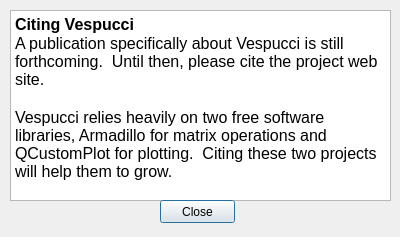
Above: citationdialog.ui from VespucciProject/Vespucci before the change. Below: the same form after it.
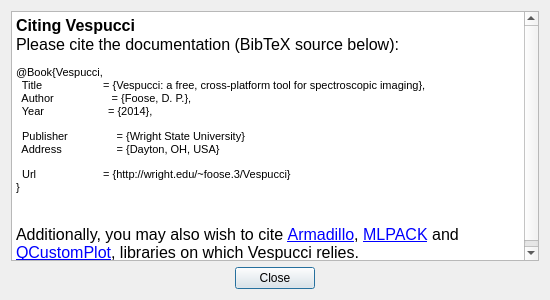
That is the form after the change.

```diff
--- a/citationdialog.ui
+++ b/citationdialog.ui
@@ -6,46 +6,65 @@
    <rect>
     <x>0</x>
     <y>0</y>
-    <width>400</width>
-    <height>237</height>
+    <width>550</width>
+    <height>300</height>
    </rect>
   </property>
   <property name="windowTitle">
    <string>Dialog</string>
   </property>
-  <widget class="QTextBrowser" name="textBrowser">
-   <property name="geometry">
-    <rect>
-     <x>10</x>
-     <y>10</y>
-     <width>381</width>
-     <height>191</height>
-    </rect>
-   </property>
-   <property name="html">
-    <string>&lt;!DOCTYPE HTML PUBLIC &quot;-//W3C//DTD HTML 4.0//EN&quot; &quot;http://www.w3.org/TR/REC-html40/strict.dtd&quot;&gt;
+  <layout class="QGridLayout" name="gridLayout">
+   <item row="1" column="0">
+    <spacer name="horizontalSpacer">
+     <property name="orientation">
+      <enum>Qt::Horizontal</enum>
+     </property>
+     <property name="sizeHint" stdset="0">
+      <size>
+       <width>40</width>
+       <height>20</height>
+      </size>
+     </property>
+    </spacer>
+   </item>
+   <item row="1" column="1">
+    <widget class="QPushButton" name="pushButton">
+     <property name="text">
+      <string>Close</string>
+     </property>
+    </widget>
+   </item>
+   <item row="1" column="2">
+    <spacer name="horizontalSpacer_2">
+     <property name="orientation">
+      <enum>Qt::Horizontal</enum>
+     </property>
+     <property name="sizeHint" stdset="0">
+      <size>
+       <width>144</width>
+       <height>20</height>
+      </size>
+     </property>
+    </spacer>
+   </item>
+   <item row="0" column="0" colspan="3">
+    <widget class="QTextBrowser" name="textBrowser">
+     <property name="html">
+      <string>&lt;!DOCTYPE HTML PUBLIC &quot;-//W3C//DTD HTML 4.0//EN&quot; &quot;http://www.w3.org/TR/REC-html40/strict.dtd&quot;&gt;
 &lt;html&gt;&lt;head&gt;&lt;meta name=&quot;qrichtext&quot; content=&quot;1&quot; /&gt;&lt;style type=&quot;text/css&quot;&gt;
 p, li { white-space: pre-wrap; }
 &lt;/style&gt;&lt;/head&gt;&lt;body style=&quot; font-family:'MS Shell Dlg 2'; font-size:8.25pt; font-weight:400; font-style:normal;&quot;&gt;
 &lt;p style=&quot; margin-top:0px; margin-bottom:0px; margin-left:0px; margin-right:0px; -qt-block-indent:0; text-indent:0px;&quot;&gt;&lt;span style=&quot; font-size:12pt; font-weight:600;&quot;&gt;Citing Vespucci&lt;/span&gt;&lt;/p&gt;
-&lt;p style=&quot; margin-top:0px; margin-bottom:0px; margin-left:0px; margin-right:0px; -qt-block-indent:0; text-indent:0px;&quot;&gt;&lt;span style=&quot; font-size:12pt;&quot;&gt;A publication specifically about Vespucci is still forthcoming.  Until then, please cite the project web site.&lt;/span&gt;&lt;/p&gt;
+&lt;p style=&quot; margin-top:0px; margin-bottom:0px; margin-left:0px; margin-right:0px; -qt-block-indent:0; text-indent:0px;&quot;&gt;&lt;span style=&quot; font-size:12pt;&quot;&gt;Please cite the documentation (BibTeX source below):&lt;/span&gt;&lt;/p&gt;
+&lt;p style=&quot; margin-top:12px; margin-bottom:12px; margin-left:0px; margin-right:0px; -qt-block-indent:0; text-indent:0px;&quot;&gt;&lt;span style=&quot; font-family:'Courier New,courier'; font-size:8pt;&quot;&gt;@Book{Vespucci, &lt;br /&gt;  Title                    = {Vespucci: a free, cross-platform tool for spectroscopic imaging}, &lt;br /&gt;  Author                   = {Foose, D. P.}, &lt;br /&gt;  Year                     = {2014}, &lt;/span&gt;&lt;/p&gt;
+&lt;p style=&quot; margin-top:12px; margin-bottom:12px; margin-left:0px; margin-right:0px; -qt-block-indent:0; text-indent:0px;&quot;&gt;&lt;span style=&quot; font-family:'Courier New,courier'; font-size:8pt;&quot;&gt;  Publisher                = {Wright State University}&lt;br /&gt;  Address                  = {Dayton, OH, USA}&lt;/span&gt;&lt;/p&gt;
+&lt;p style=&quot; margin-top:12px; margin-bottom:12px; margin-left:0px; margin-right:0px; -qt-block-indent:0; text-indent:0px;&quot;&gt;&lt;span style=&quot; font-family:'Courier New,courier'; font-size:8pt;&quot;&gt;  Url                      = {http://wright.edu/~foose.3/Vespucci} &lt;br /&gt;}&lt;/span&gt;&lt;/p&gt;
 &lt;p style=&quot;-qt-paragraph-type:empty; margin-top:0px; margin-bottom:0px; margin-left:0px; margin-right:0px; -qt-block-indent:0; text-indent:0px; font-size:12pt;&quot;&gt;&lt;br /&gt;&lt;/p&gt;
-&lt;p style=&quot; margin-top:0px; margin-bottom:0px; margin-left:0px; margin-right:0px; -qt-block-indent:0; text-indent:0px;&quot;&gt;&lt;span style=&quot; font-size:12pt;&quot;&gt;Vespucci relies heavily on two free software libraries, Armadillo for matrix operations and QCustomPlot for plotting.  Citing these two projects will help them to grow.&lt;/span&gt;&lt;/p&gt;&lt;/body&gt;&lt;/html&gt;</string>
-   </property>
-  </widget>
-  <widget class="QPushButton" name="pushButton">
-   <property name="geometry">
-    <rect>
-     <x>160</x>
-     <y>200</y>
-     <width>75</width>
-     <height>23</height>
-    </rect>
-   </property>
-   <property name="text">
-    <string>Close</string>
-   </property>
-  </widget>
+&lt;p style=&quot; margin-top:0px; margin-bottom:0px; margin-left:0px; margin-right:0px; -qt-block-indent:0; text-indent:0px;&quot;&gt;&lt;span style=&quot; font-size:12pt;&quot;&gt;Additionally, you may also wish to cite &lt;/span&gt;&lt;a href=&quot;http://arma.sourceforge.net&quot;&gt;&lt;span style=&quot; font-size:12pt; text-decoration: underline; color:#0000ff;&quot;&gt;Armadillo&lt;/span&gt;&lt;/a&gt;&lt;span style=&quot; font-size:12pt;&quot;&gt;, &lt;/span&gt;&lt;a href=&quot;http://mlpack.org&quot;&gt;&lt;span style=&quot; font-size:12pt; text-decoration: underline; color:#0000ff;&quot;&gt;MLPACK&lt;/span&gt;&lt;/a&gt;&lt;span style=&quot; font-size:12pt;&quot;&gt; and &lt;/span&gt;&lt;a href=&quot;http://qcustomplot.com&quot;&gt;&lt;span style=&quot; font-size:12pt; text-decoration: underline; color:#0000ff;&quot;&gt;QCustomPlot&lt;/span&gt;&lt;/a&gt;&lt;span style=&quot; font-size:12pt;&quot;&gt;, libraries on which Vespucci relies.&lt;/span&gt;&lt;/p&gt;&lt;/body&gt;&lt;/html&gt;</string>
+     </property>
+    </widget>
+   </item>
+  </layout>
  </widget>
  <resources/>
  <connections/>
```
Left out of the diff: 2 changed lines with no effect on the pictures.
